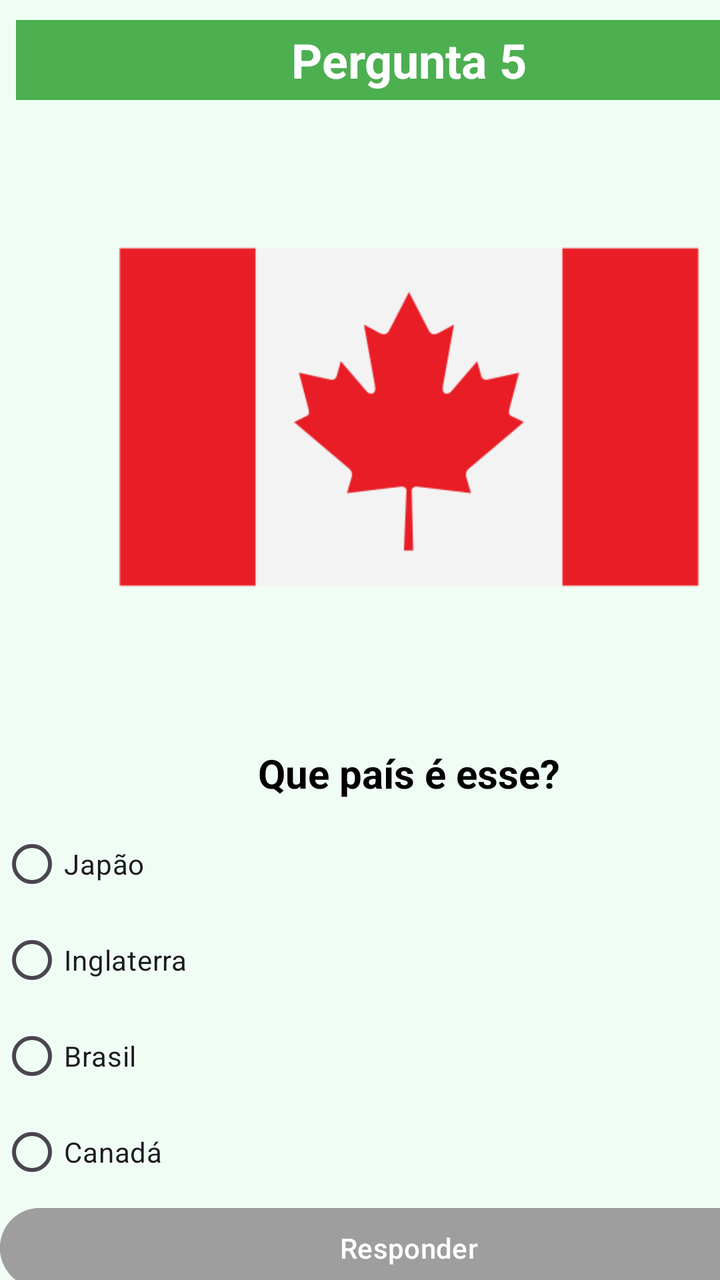
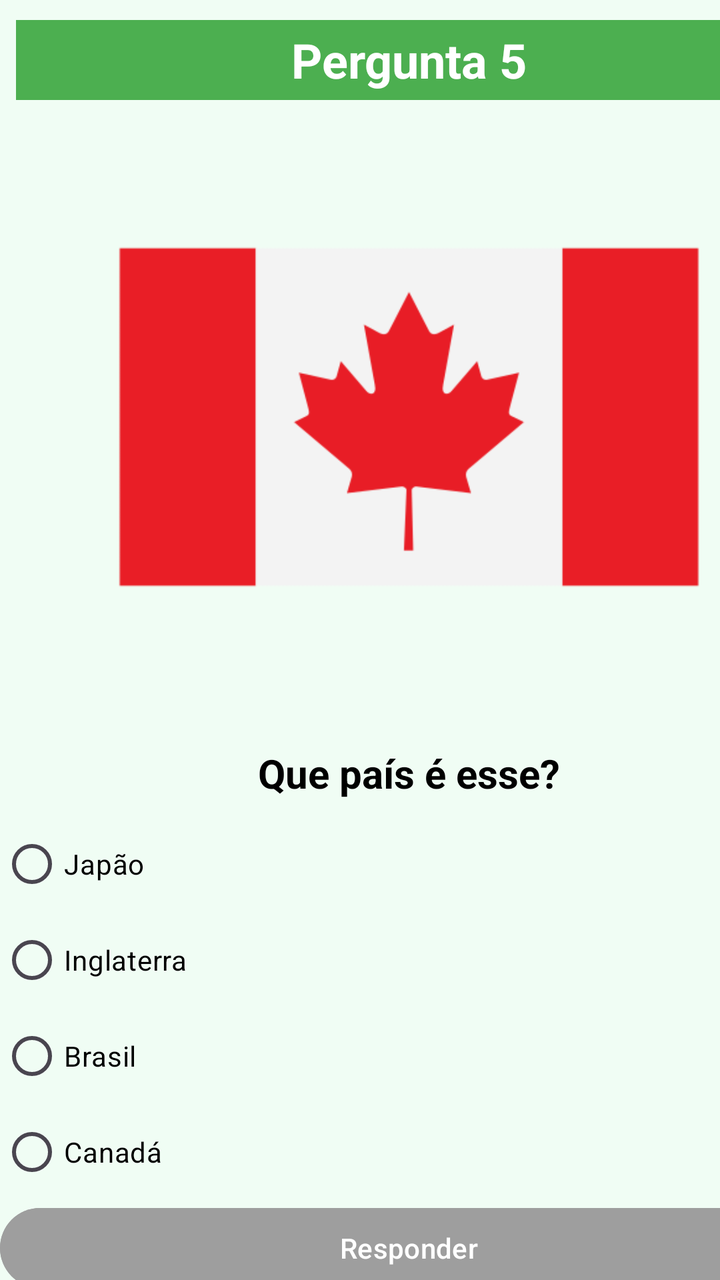

Compare the two renders of this Android layout. The source of the first and the diff that turns it into the second are given below.
<!-- AndroidManifest.xml: application theme Theme.QuizBandeiras -->
<!-- res/layout/activity_pergunta5.xml -->
<?xml version="1.0" encoding="utf-8"?>
<androidx.constraintlayout.widget.ConstraintLayout xmlns:android="http://schemas.android.com/apk/res/android"
    xmlns:app="http://schemas.android.com/apk/res-auto"
    xmlns:tools="http://schemas.android.com/tools"
    android:id="@+id/main"
    android:layout_width="match_parent"
    android:layout_height="match_parent"
    android:background="#F0FDF4"
    tools:context=".Pergunta5">

    <LinearLayout
        android:layout_width="409dp"
        android:layout_height="729dp"
        android:orientation="vertical">

        <TextView
            android:id="@+id/textView6"
            android:layout_width="match_parent"
            android:layout_height="40dp"
            android:layout_marginStart="8dp"
            android:layout_marginTop="10dp"
            android:layout_marginEnd="8dp"
            android:background="#4CAF50"
            android:gravity="center"
            android:text="Pergunta 5"
            android:textColor="@android:color/white"
            android:textSize="24sp"
            android:textStyle="bold" />

        <ImageView
            android:id="@+id/imageView2"
            android:layout_width="match_parent"
            android:layout_height="317dp"
            app:srcCompat="@drawable/canada" />

        <TextView
            android:id="@+id/textView2"
            android:layout_width="match_parent"
            android:layout_height="wrap_content"
            android:layout_marginTop="6dp"
            android:layout_marginBottom="8dp"
            android:gravity="center"
            android:text="Que país é esse?"
            android:textColor="@android:color/black"
            android:textSize="20sp"
            android:textStyle="bold" />

        <RadioGroup
            android:id="@+id/rgpAlternativas"
            android:layout_width="match_parent"
            android:layout_height="match_parent">

            <RadioButton
                android:id="@+id/rgbOpcao1"
                android:layout_width="match_parent"
                android:layout_height="wrap_content"
                android:text="Japão " />

            <RadioButton
                android:id="@+id/rgbOpcao2"
                android:layout_width="match_parent"
                android:layout_height="wrap_content"
                android:text="Inglaterra" />

            <RadioButton
                android:id="@+id/rgbOpcao3"
                android:layout_width="match_parent"
                android:layout_height="wrap_content"
                android:text="Brasil" />

            <RadioButton
                android:id="@+id/rgbOpcao4"
                android:layout_width="match_parent"
                android:layout_height="wrap_content"
                android:text="Canadá" />

            <Button
                android:id="@+id/btnResponder"
                android:layout_width="match_parent"
                android:layout_height="wrap_content"
                android:backgroundTint="#9E9E9E"
                android:enabled="false"
                android:text="Responder"
                android:textColor="@android:color/white" />
        </RadioGroup>
    </LinearLayout>
</androidx.constraintlayout.widget.ConstraintLayout>
<!-- resources referenced by this layout -->
<resources>
  <!-- drawable canada: png bitmap (drawable, 9076 bytes) -->
  <style name="Theme.QuizBandeiras" parent="Base.Theme.QuizBandeiras" />
  <style name="Base.Theme.QuizBandeiras" parent="Theme.Material3.DayNight.NoActionBar">
          
          
      </style>
</resources>

<!-- the commit's change to res/layout/activity_pergunta5.xml (unified diff, before → after) -->
@@ -54,25 +54,33 @@
                 android:id="@+id/rgbOpcao1"
                 android:layout_width="match_parent"
                 android:layout_height="wrap_content"
-                android:text="Japão " />
+                android:text="Japão "
+                android:textColor="#000000"
+                android:textColorLink="#000000" />
 
             <RadioButton
                 android:id="@+id/rgbOpcao2"
                 android:layout_width="match_parent"
                 android:layout_height="wrap_content"
-                android:text="Inglaterra" />
+                android:text="Inglaterra"
+                android:textColor="#000000"
+                android:textColorLink="#000000" />
 
             <RadioButton
                 android:id="@+id/rgbOpcao3"
                 android:layout_width="match_parent"
                 android:layout_height="wrap_content"
-                android:text="Brasil" />
+                android:text="Brasil"
+                android:textColor="#000000"
+                android:textColorLink="#000000" />
 
             <RadioButton
                 android:id="@+id/rgbOpcao4"
                 android:layout_width="match_parent"
                 android:layout_height="wrap_content"
-                android:text="Canadá" />
+                android:text="Canadá"
+                android:textColor="#000000"
+                android:textColorLink="#000000" />
 
             <Button
                 android:id="@+id/btnResponder"
